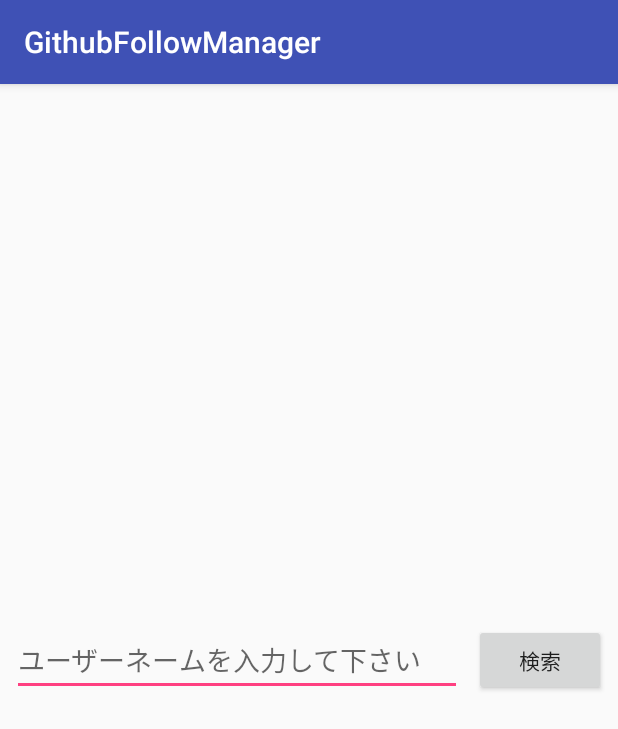
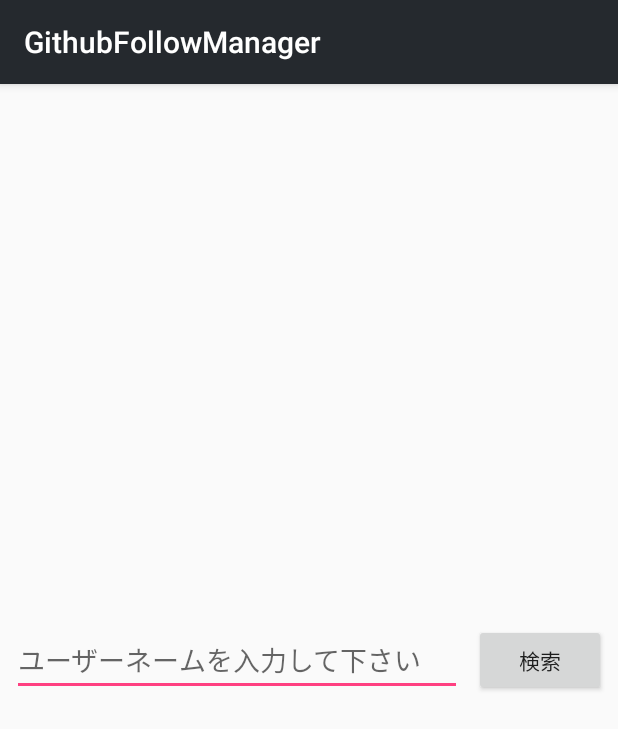
Before and after one commit to takuaraki/GithubFollowManager, an Android app: the screen it shows after launch (SearchActivity), on a phone screen of 412 x 824 dp. Shown: the top 729 px of the screen. Run offline under Robolectric (Android 15) with nearby library versions, the phone set to English and light mode, and no system bars; our stand-ins replace Dagger/Hilt's generated code, RxJava.

Commit message:
Primary color の変更

```diff
--- a/app/src/main/res/values/colors.xml
+++ b/app/src/main/res/values/colors.xml
@@ -1,6 +1,6 @@
 <?xml version="1.0" encoding="utf-8"?>
 <resources>
-    <color name="colorPrimary">#3F51B5</color>
-    <color name="colorPrimaryDark">#303F9F</color>
+    <color name="colorPrimary">#25292e</color>
+    <color name="colorPrimaryDark">#000000</color>
     <color name="colorAccent">#FF4081</color>
 </resources>
```
